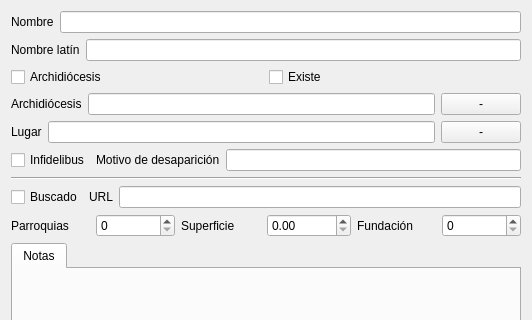
This is gui/dlgnuevadiocesis.ui in rogorido/qtpredicadores as Qt 5 draws it before an edit; both pictures show x 0 to 532 and y 0 to 320 of the 532 by 497 pixel window. The edited form follows.
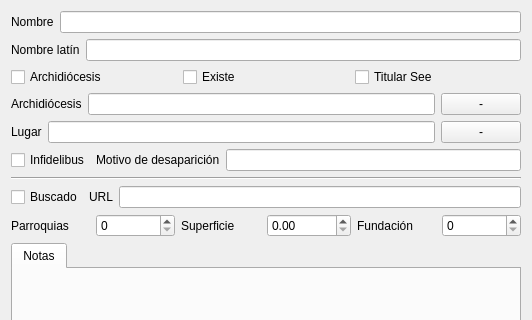
This is the edited form. Custom widgets are drawn as their Qt base class.

Commit message: Campo titular_see para clase Diocesis

Patch:
```diff
--- a/gui/dlgnuevadiocesis.ui
+++ b/gui/dlgnuevadiocesis.ui
@@ -58,6 +58,13 @@
        </property>
       </widget>
      </item>
+     <item>
+      <widget class="QCheckBox" name="ckTitularSee">
+       <property name="text">
+        <string>Titular See</string>
+       </property>
+      </widget>
+     </item>
     </layout>
    </item>
    <item>
```
Left out of the diff: 21 changed lines with no effect on the pictures. The commit also changes 4 other files.
